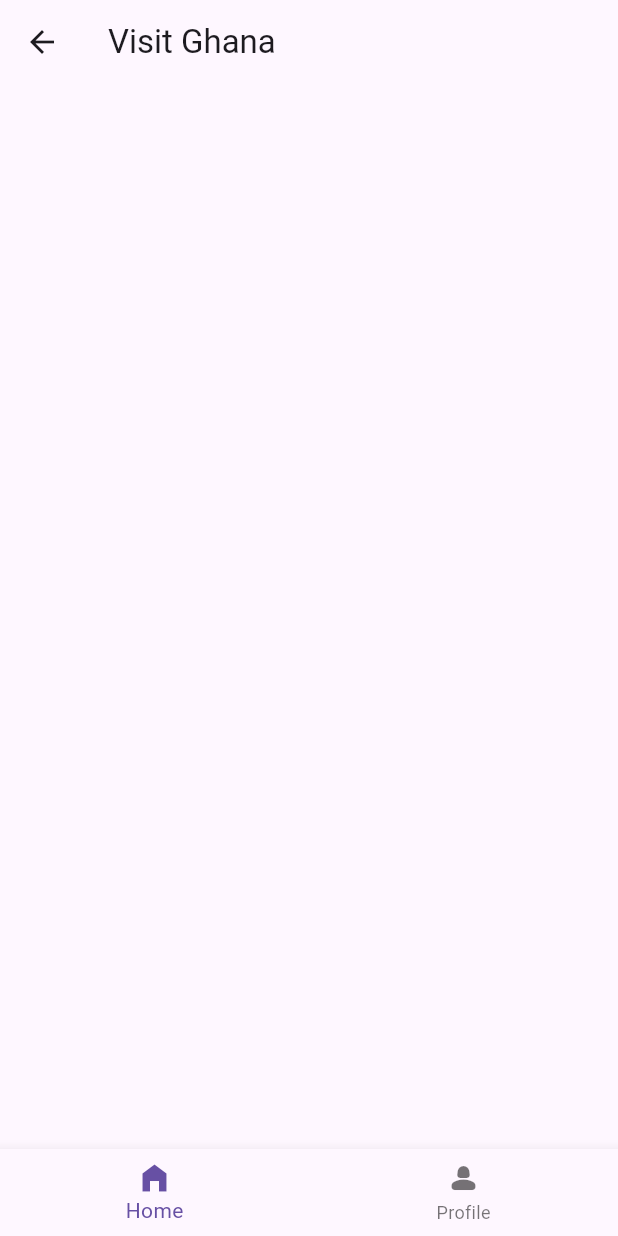
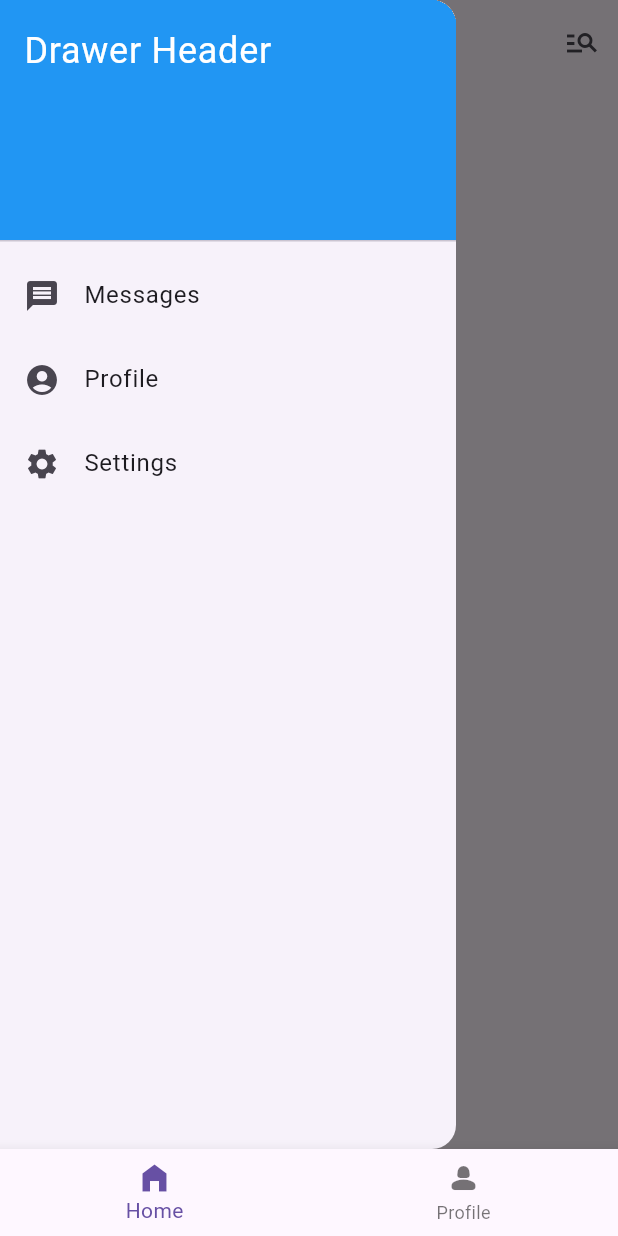
Before and after one commit to Amoako419/Visit_Ghana_Flutter, a Flutter app: the HomePage screen opened directly, with the side drawer open (before the commit the screen has no drawer), on a phone screen of 412 x 824 dp. Run offline on Flutter 3.47's test engine with Material 3 defaults, Android fonts, the phone set to English and light mode, and no system bars.

Commit message:
drawer added

```diff
--- a/visit_ghana/lib/screens/home_screen.dart
+++ b/visit_ghana/lib/screens/home_screen.dart
@@ -15,7 +15,40 @@
   @override
   Widget build(BuildContext context) {
     return Scaffold(
-      appBar: AppBar(title: const Text("Visit Ghana")),
+      appBar: AppBar(title: const Text("Visit Ghana"),
+      actions: [IconButton(onPressed: (){}, icon: const Icon(Icons.manage_search_outlined))],
+      ),
+      drawer: Drawer(
+        child: ListView(
+          padding: EdgeInsets.zero,
+          children: const  <Widget>[
+            DrawerHeader(
+              decoration: BoxDecoration(
+                color: Colors.blue,
+              ),
+              child: Text(
+                'Drawer Header',
+                style: TextStyle(
+                  color: Colors.white,
+                  fontSize: 24,
+                ),
+              ),
+            ),
+            ListTile(
+              leading: Icon(Icons.message),
+              title: Text('Messages'),
+            ),
+            ListTile(
+              leading: Icon(Icons.account_circle),
+              title: Text('Profile'),
+            ),
+            ListTile(
+              leading: Icon(Icons.settings),
+              title: Text('Settings'),
+            ),
+          ],
+        ),
+      ),
     );
   }
 }
```
